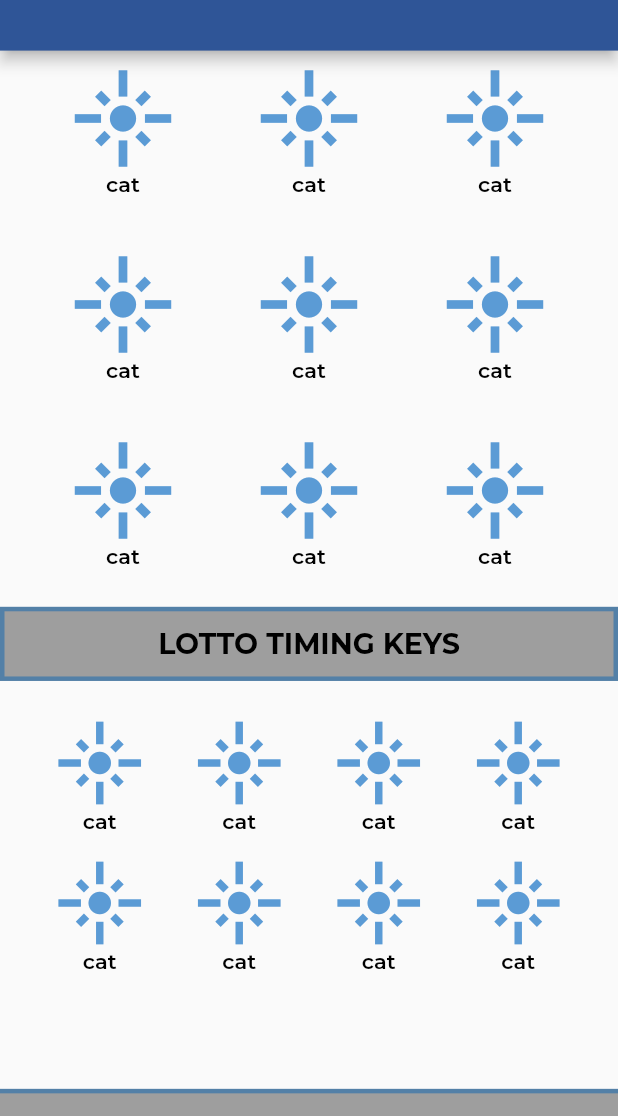
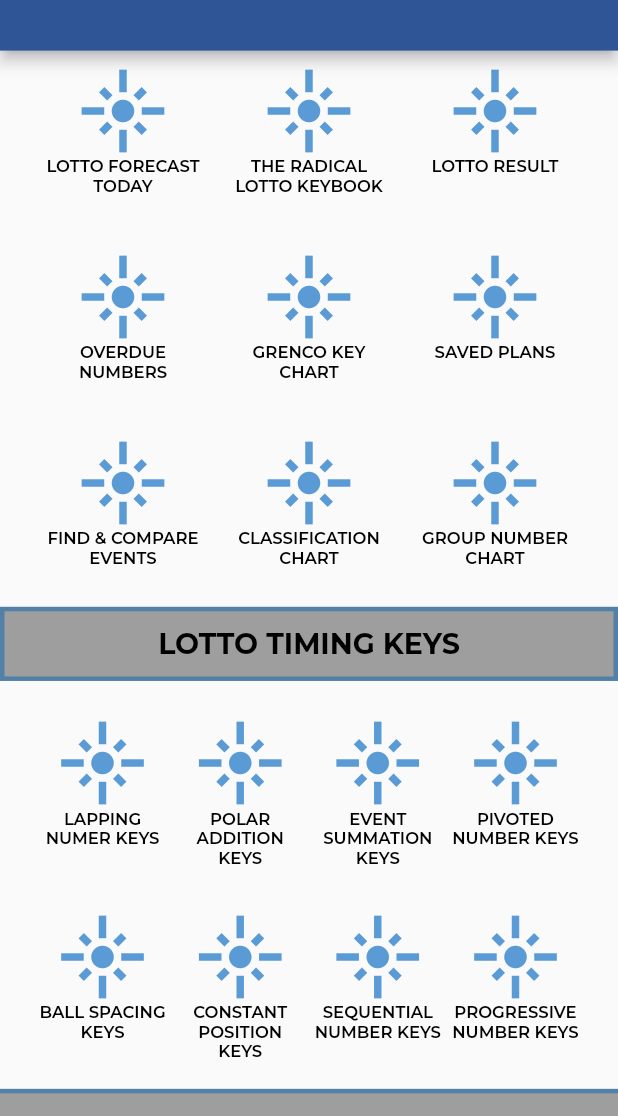
Before and after one commit to zolovio/lotto_grazer, a Flutter app: the HomePageUi screen opened by its route, on a phone screen of 412 x 824 dp, the part 73-1189 px from its top. Run offline on Flutter 3.47's test engine with Material 2 defaults, Android fonts, the light colour scheme and no system bars; our stand-ins replace google_fonts.

Commit message:
features names added

```diff
--- a/lib/features/home page/home_ui.dart
+++ b/lib/features/home page/home_ui.dart
@@ -16,6 +16,31 @@ class HomePageUi extends StatefulWidget {
 }
 
 class _HomePageUiState extends State<HomePageUi> {
+  List features = [
+    'LOTTO FORECAST TODAY',
+    'THE RADICAL LOTTO KEYBOOK',
+    'LOTTO RESULT',
+    'OVERDUE NUMBERS',
+    'GRENCO KEY CHART',
+    'SAVED PLANS',
+    'FIND & COMPARE EVENTS',
+    'CLASSIFICATION CHART',
+    'GROUP NUMBER CHART',
+    'COLUMN NUMBER CHART',
+    'ENDING NUMBER CHART',
+  ];
+
+  List timingkeys = [
+    'LAPPING NUMER KEYS',
+    'POLAR ADDITION KEYS',
+    'EVENT SUMMATION KEYS',
+    'PIVOTED NUMBER KEYS',
+    'BALL SPACING KEYS',
+    'CONSTANT POSITION KEYS',
+    'SEQUENTIAL NUMBER KEYS',
+    'PROGRESSIVE NUMBER KEYS',
+  ];
+
   @override
   Widget build(BuildContext context) {
     return Scaffold(
@@ -40,28 +65,28 @@ class _HomePageUiState extends State<HomePageUi> {
                 mainAxisSpacing: 10.0,
                 // childAspectRatio: 0.7,
               ),
-              itemCount: 11,
+              itemCount: features.length,
               itemBuilder: (context, index) {
                 return InkWell(
                   onTap: () {
                     // Navigator.of(context).pushNamed(RoutesName.products);
                   },
                   child: Column(
-                    mainAxisSize: MainAxisSize.min,
+                    mainAxisSize: MainAxisSize.max,
                     children: [
                       const Icon(
                         Icons.flare_sharp,
-                        size: 70.0,
+                        size: 60.0,
                         color: AppColors.blueColor,
                       ),
                       Text(
-                        'cat',
+                        features[index].toString(),
                         textAlign: TextAlign.center,
                         softWrap: true,
                         style: GoogleFonts.montserrat(
                             fontWeight: FontWeight.w600,
                             color: AppColors.blackColor,
-                            fontSize: 14.0,
+                            fontSize: 11.0,
                             wordSpacing: 0,
                             textStyle: Theme.of(context).textTheme.headline4),
                       ),
@@ -93,18 +118,18 @@ class _HomePageUiState extends State<HomePageUi> {
               shrinkWrap: true,
               gridDelegate: const SliverGridDelegateWithFixedCrossAxisCount(
                 crossAxisCount: 4,
-                crossAxisSpacing: 10.0,
-                mainAxisSpacing: 10.0,
-                // childAspectRatio: 0.7,
+                crossAxisSpacing: 5.0,
+                mainAxisSpacing: 5.0,
+                childAspectRatio: 0.7,
               ),
-              itemCount: 8,
+              itemCount: timingkeys.length,
               itemBuilder: (context, index) {
                 return InkWell(
                   onTap: () {
                     // Navigator.of(context).pushNamed(RoutesName.products);
                   },
                   child: Column(
-                    mainAxisSize: MainAxisSize.min,
+                    mainAxisSize: MainAxisSize.max,
                     children: [
                       const Icon(
                         Icons.flare_sharp,
@@ -112,13 +137,13 @@ class _HomePageUiState extends State<HomePageUi> {
                         color: AppColors.blueColor,
                       ),
                       Text(
-                        'cat',
+                        timingkeys[index].toString(),
                         textAlign: TextAlign.center,
                         softWrap: true,
                         style: GoogleFonts.montserrat(
                             fontWeight: FontWeight.w600,
                             color: AppColors.blackColor,
-                            fontSize: 14.0,
+                            fontSize: 11.0,
                             wordSpacing: 0,
                             textStyle: Theme.of(context).textTheme.headline4),
                       ),
```
